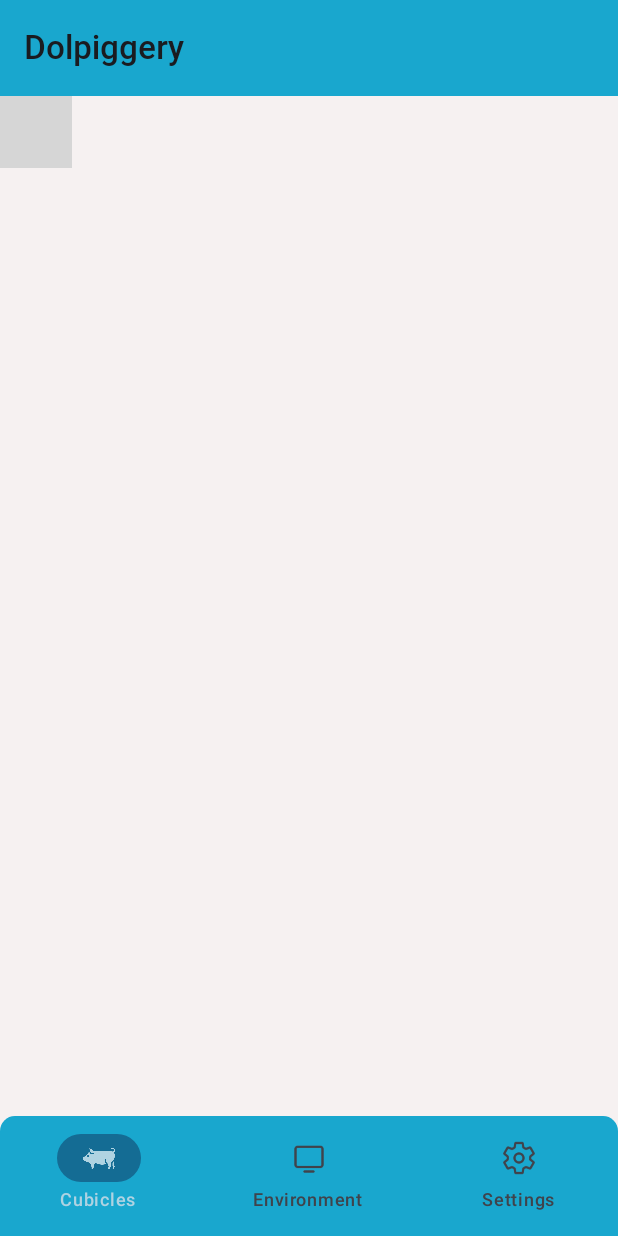
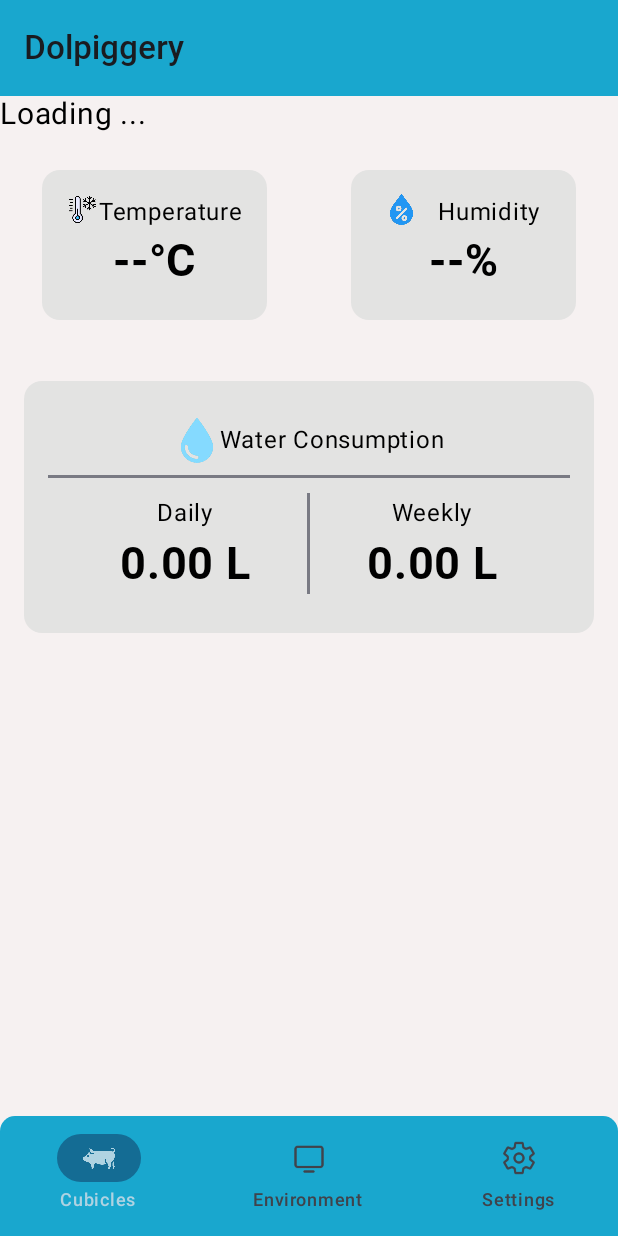
Before and after one commit to IrishRixon/Piggery-Monitoring, an Android app built with Jetpack Compose: the EnvironmentScreen screen opened through its navigation route, on a phone screen of 412 x 824 dp. Run offline under Robolectric (Android 15) with nearby library versions, the phone set to English and light mode, and no system bars; our stand-ins replace Firebase (no records; nobody signed in at launch, a user with empty details on screens opened directly); libraries missing offline, so code that uses them is left out: co.yml.charts; grey boxes are pictures that could not be loaded.

Commit message:
bug on bar graph and water usage fixed

```diff
--- a/app/src/main/java/com/example/dolpiggery/MainScreen/DataClass/Cubicle/Pig/PigDataClass.kt
+++ b/app/src/main/java/com/example/dolpiggery/MainScreen/DataClass/Cubicle/Pig/PigDataClass.kt
@@ -2,6 +2,6 @@ package com.example.dolpiggery.MainScreen.DataClass.Cubicle.Pig
 
 data class PigDataClass(
     val pigID: Int,
-    val bpm: Int,
-    val bodyTemp: Int
+    val bpm: String,
+    val bodyTemp: String
 )
--- /dev/null
+++ b/app/src/main/java/com/example/dolpiggery/MainScreen/Repository/Environment/Measurement/MeasurementRepository.kt
@@ -0,0 +1,41 @@
+package com.example.dolpiggery.MainScreen.Repository.Environment.Measurement
+
+import android.util.Log
+import android.widget.Toast
+import com.example.dolpiggery.MainScreen.MainScreenContext
+import com.google.firebase.database.DataSnapshot
+import com.google.firebase.database.DatabaseError
+import com.google.firebase.database.FirebaseDatabase
+import com.google.firebase.database.ValueEventListener
+
+class MeasurementRepository {
+    val databaseRef = FirebaseDatabase.getInstance().getReference("Environment")
+
+    fun addMeasurements(
+        onTempChange: (String) -> Unit,
+        onHumidityChange: (String) -> Unit,
+        onWaterDailyChange: (String) -> Unit,
+        onWaterMonthlyChange: (String) -> Unit
+    ) {
+        databaseRef.addValueEventListener(object : ValueEventListener {
+            override fun onDataChange(snapshot: DataSnapshot) {
+                if(snapshot.exists()) {
+                    val tempRef = snapshot.child("Temperature")
+                    val humidityRef = snapshot.child("Humidity")
+                    val waterDailyRef = snapshot.child("Water_consump").child("daily").child("value");
+                    val waterMonthlyRef = snapshot.child("Water_consump").child("weekly").child("value")
+
+                    onTempChange(tempRef.value.toString())
+                    onHumidityChange(humidityRef.value.toString())
+                    onWaterDailyChange(waterDailyRef.value.toString())
+                    onWaterMonthlyChange(waterMonthlyRef.value.toString())
+                }
+            }
+
+            override fun onCancelled(error: DatabaseError) {
+                Toast.makeText(MainScreenContext.getContext(), "$error", Toast.LENGTH_SHORT).show()
+            }
+
+        })
+    }
+}
--- a/app/src/main/java/com/example/dolpiggery/MainScreen/Screens/EnvironmentScreen/EnvironmentScreen.kt
+++ b/app/src/main/java/com/example/dolpiggery/MainScreen/Screens/EnvironmentScreen/EnvironmentScreen.kt
@@ -1,27 +1,114 @@
 package com.example.dolpiggery.MainScreen.Screens.EnvironmentScreen
 
 import android.util.Log
-import androidx.compose.foundation.lazy.LazyColumn
+import androidx.compose.foundation.background
+import androidx.compose.foundation.layout.Arrangement
+import androidx.compose.foundation.layout.Column
+import androidx.compose.foundation.layout.Row
+import androidx.compose.foundation.layout.fillMaxSize
+import androidx.compose.foundation.layout.fillMaxWidth
+import androidx.compose.foundation.layout.height
+import androidx.compose.foundation.rememberScrollState
+import androidx.compose.foundation.verticalScroll
 import androidx.compose.material3.Text
 import androidx.compose.runtime.Composable
 import androidx.compose.runtime.LaunchedEffect
+import androidx.compose.ui.Alignment
 import androidx.compose.ui.Modifier
+import androidx.compose.ui.unit.dp
 import androidx.compose.ui.unit.sp
 import androidx.lifecycle.viewmodel.compose.viewModel
 import com.example.dolpiggery.MainScreen.UIComponents.Graph.BarGraph
-import com.example.dolpiggery.MainScreen.ViewModel.Environment.BarGraphViewModel
+import com.example.dolpiggery.MainScreen.UIComponents.Measurement.Cards.HumidityCard
+import com.example.dolpiggery.MainScreen.UIComponents.Measurement.Cards.TempCard
+import com.example.dolpiggery.MainScreen.UIComponents.Measurement.Cards.WaterConsumpCard
+import com.example.dolpiggery.MainScreen.ViewModel.Environment.BarGraph.BarGraphViewModel
+import com.example.dolpiggery.MainScreen.ViewModel.Environment.Measurement.MeasurementViewModel
+import com.example.dolpiggery.ui.theme.Snow60
 
 @Composable
 fun EnvironmentScreen() {
     val viewModel: BarGraphViewModel = viewModel()
+    val viewModelMeasurement: MeasurementViewModel = viewModel()
+
+    val scroll = rememberScrollState()
 
     LaunchedEffect(key1 = Unit) {
         viewModel.addBarGraphData()
-        viewModel.addBarDataList()
     }
 
-    BarGraph(
-        buwan = viewModel.buwan.value,
-        viewModel.barDataList
-    )
+    Column(
+        modifier = Modifier
+            .fillMaxSize()
+            .verticalScroll(scroll)
+            .background(Snow60)
+    ) {
+        Column(
+            verticalArrangement = Arrangement.Center,
+            horizontalAlignment = Alignment.CenterHorizontally,
+        ) {
+            Log.i("Bar", "Hello")
+            if (viewModel.barGraphDataList.isEmpty()) {
+                Text(text = "Loading ... ", fontSize = 20.sp)
+            } else {
+                viewModel.addBarDataList()
+                BarGraph(
+                    buwan = viewModel.buwan.value,
+                    viewModel.barDataList
+                )
+            }
+        }
+
+        LaunchedEffect(key1 = Unit) {
+            viewModelMeasurement.addMeasurements()
+        }
+
+        var tempValue = "--"
+        var humidityValue = "--"
+        var waterDailyValue = "--"
+        var waterMonthlyValue = "--"
+
+        Column(
+            verticalArrangement = Arrangement.Center,
+            horizontalAlignment = Alignment.CenterHorizontally,
+            modifier = Modifier
+                .height(350.dp)
+                .fillMaxWidth()
+        ) {
+            if (viewModelMeasurement.temp.value.isNotEmpty()) {
+                tempValue = viewModelMeasurement.temp.value
+            }
+            if (viewModelMeasurement.humidity.value.isNotEmpty()) {
+                humidityValue = viewModelMeasurement.humidity.value
+            }
+            if (viewModelMeasurement.waterDaily.value.isNotEmpty()) {
+                waterDailyValue = viewModelMeasurement.waterDaily.value
+            }
+            if (viewModelMeasurement.waterMonthly.value.isNotEmpty()) {
+                waterMonthlyValue = viewModelMeasurement.waterMonthly.value
+            }
+
+            Row(
+                horizontalArrangement = Arrangement.SpaceAround,
+                verticalAlignment = Alignment.CenterVertically,
+                modifier = Modifier
+                    .fillMaxWidth()
+                    .weight(0.3f)
+            ) {
+                TempCard(value = tempValue)
+                HumidityCard(value = humidityValue)
+            }
+
+            Row(
+                horizontalArrangement = Arrangement.SpaceAround,
+                verticalAlignment = Alignment.Top,
+                modifier = Modifier
+                    .fillMaxWidth()
+
+            ) {
+                WaterConsumpCard(daily = waterDailyValue, monthly = waterMonthlyValue)
+            }
+
+        }
+    }
 }
--- a/app/src/main/java/com/example/dolpiggery/MainScreen/UIComponents/Cards/PigCard/PigCard.kt
+++ b/app/src/main/java/com/example/dolpiggery/MainScreen/UIComponents/Cards/PigCard/PigCard.kt
@@ -33,8 +33,8 @@ import com.example.dolpiggery.ui.theme.Snow60
 @Composable
 fun PigCard(
     pigID: Int,
-    bpm: Int,
-    bodyTemp: Int
+    bpm: String,
+    bodyTemp: String
 ) {
 
         Card(
--- /dev/null
+++ b/app/src/main/java/com/example/dolpiggery/MainScreen/UIComponents/Measurement/Cards/Cards.kt
@@ -0,0 +1,242 @@
+package com.example.dolpiggery.MainScreen.UIComponents.Measurement.Cards
+
+import androidx.compose.foundation.Image
+import androidx.compose.foundation.layout.Arrangement
+import androidx.compose.foundation.layout.Column
+import androidx.compose.foundation.layout.Row
+import androidx.compose.foundation.layout.fillMaxHeight
+import androidx.compose.foundation.layout.fillMaxSize
+import androidx.compose.foundation.layout.fillMaxWidth
+import androidx.compose.foundation.layout.height
+import androidx.compose.foundation.layout.padding
+import androidx.compose.foundation.layout.width
+import androidx.compose.material3.Card
+import androidx.compose.material3.CardDefaults
+import androidx.compose.material3.HorizontalDivider
+import androidx.compose.material3.Text
+import androidx.compose.material3.VerticalDivider
+import androidx.compose.runtime.Composable
+import androidx.compose.ui.Alignment
+import androidx.compose.ui.Modifier
+import androidx.compose.ui.res.painterResource
+import androidx.compose.ui.text.font.Font
+import androidx.compose.ui.text.font.FontFamily
+import androidx.compose.ui.unit.dp
+import androidx.compose.ui.unit.sp
+import com.example.dolpiggery.R
+import com.example.dolpiggery.ui.theme.Platinum
+import java.util.Locale
+
+@Composable
+fun TempCard(
+    value: String,
+) {
+    Card(
+        colors = CardDefaults.cardColors(
+            containerColor = Platinum
+        ),
+        modifier = Modifier
+            .height(100.dp)
+            .width(150.dp)
+    ) {
+        Column(
+            modifier = Modifier
+                .fillMaxSize()
+                .padding(16.dp)
+        ) {
+            Row(
+                horizontalArrangement = Arrangement.SpaceAround,
+                verticalAlignment = Alignment.CenterVertically,
+                modifier = Modifier
+                    .fillMaxWidth()
+                    .weight(0.3f)
+            ) {
+                Image(
+                    painter = painterResource(id = if (value > 30.toString()) R.drawable.temp else R.drawable.cold_temp),
+                    contentDescription = null
+                )
+
+                Text(text = "Temperature")
+            }
+            Row(
+                horizontalArrangement = Arrangement.Center,
+                verticalAlignment = Alignment.CenterVertically,
+                modifier = Modifier
+                    .fillMaxWidth()
+                    .weight(0.7f)
+            ) {
+                Text(
+                    text = "$value°C",
+                    fontSize = 30.sp,
+                    fontFamily = FontFamily(Font(R.font.roboto_bold))
+                )
+            }
+        }
+    }
+}
+
+
+@Composable
+fun HumidityCard(
+    value: String
+) {
+    Card(
+        colors = CardDefaults.cardColors(
+            containerColor = Platinum
+        ),
+        modifier = Modifier
+            .height(100.dp)
+            .width(150.dp)
+    ) {
+        Column(
+            modifier = Modifier
+                .fillMaxSize()
+                .padding(16.dp)
+        ) {
+            Row(
+                horizontalArrangement = Arrangement.SpaceAround,
+                verticalAlignment = Alignment.CenterVertically,
+                modifier = Modifier
+                    .fillMaxWidth()
+                    .weight(0.3f)
+            ) {
+                Image(
+                    painter = painterResource(id = R.drawable.humid),
+                    contentDescription = null
+                )
+
+                Text(text = "Humidity")
+            }
+            Row(
+                horizontalArrangement = Arrangement.Center,
+                verticalAlignment = Alignment.CenterVertically,
+                modifier = Modifier
+                    .fillMaxWidth()
+                    .weight(0.7f)
+            ) {
+                Text(
+                    text = "$value%",
+                    fontSize = 30.sp,
+                    fontFamily = FontFamily(Font(R.font.roboto_bold))
+                )
+            }
+        }
+    }
+}
+
+@Composable
+fun WaterConsumpCard(
+    daily: String,
+    monthly: String
+) {
+    val dailyFloat = daily.toDoubleOrNull() ?: 0.0
+    val monthlyFloat = monthly.toDoubleOrNull() ?: 0.0
+    val formattedDaily = String.format(Locale.getDefault(),"%.2f", dailyFloat)
+    val formattedMonthly = String.format(Locale.getDefault(), "%.2f", monthlyFloat)
+
+    Card(
+        colors = CardDefaults.cardColors(
+            containerColor = Platinum
+        ),
+        modifier = Modifier
+            .height(200.dp)
+            .fillMaxWidth()
+            .padding(16.dp)
+    ) {
+        Column(
+            modifier = Modifier
+                .fillMaxSize()
+                .padding(16.dp)
+        ) {
+            Row(
+                horizontalArrangement = Arrangement.Center,
+                verticalAlignment = Alignment.CenterVertically,
+                modifier = Modifier
+                    .fillMaxWidth()
+                    .weight(0.35f)
+                    .padding(8.dp)
+            ) {
+                Image(
+                    painter = painterResource(id = R.drawable.water),
+                    contentDescription = null
+                )
+
+                Text(text = "Water Consumption")
+            }
+
+            HorizontalDivider(thickness = 2.dp)
+
+            Row(
+                horizontalArrangement = Arrangement.Center,
+                verticalAlignment = Alignment.CenterVertically,
+                modifier = Modifier
+                    .fillMaxWidth()
+                    .weight(0.65f)
+                    .padding(10.dp)
+            ) {
+                Column(
+                    verticalArrangement = Arrangement.Center,
+                    modifier = Modifier
+                        .fillMaxHeight()
+                        .weight(0.5f)
+                ) {
+                    Row(
+                        horizontalArrangement = Arrangement.Center,
+                        verticalAlignment = Alignment.CenterVertically,
+                        modifier = Modifier
+                            .fillMaxWidth()
+                            .weight(0.4f)
+                    ) {
+                        Text(text = "Daily")
+                    }
+
+                    Row(
+                        horizontalArrangement = Arrangement.Center,
+                        verticalAlignment = Alignment.CenterVertically,
+                        modifier = Modifier
+                            .fillMaxWidth()
+                            .weight(0.6f)
+                    ) {
+                        Text(
+                            text = "$formattedDaily L",
+                            fontSize = 30.sp,
+                            fontFamily = FontFamily(Font(R.font.roboto_bold))
+                        )
+                    }
+                }
+
+                VerticalDivider(thickness = 2.dp)
+
+                Column(
+                    modifier = Modifier
+                        .fillMaxHeight()
+                        .weight(0.5f)
+                ) {
+                    Row(
+                        horizontalArrangement = Arrangement.Center,
+                        verticalAlignment = Alignment.CenterVertically,
+                        modifier = Modifier
+                            .fillMaxWidth()
+                            .weight(0.4f)
+                    ) {
+                        Text(text = "Weekly")
+                    }
+
+                    Row(
+                        horizontalArrangement = Arrangement.Center,
+                        verticalAlignment = Alignment.CenterVertically,
+                        modifier = Modifier
+                            .fillMaxWidth()
+                            .weight(0.6f)
+                    ) {
+                        Text(
+                            text = "$formattedMonthly L",
+                            fontSize = 30.sp,
+                            fontFamily = FontFamily(Font(R.font.roboto_bold))
+                        )
+                    }
+                }
+            }
+        }
+    }
+}
--- a/app/src/main/java/com/example/dolpiggery/MainScreen/ViewModel/Environment/BarGraphViewModel.kt
+++ /dev/null
@@ -1,50 +0,0 @@
-package com.example.dolpiggery.MainScreen.ViewModel.Environment
-
-import android.util.Log
-import androidx.compose.runtime.mutableStateListOf
-import androidx.compose.runtime.mutableStateOf
-import androidx.lifecycle.ViewModel
-import co.yml.charts.common.model.Point
-import co.yml.charts.ui.barchart.models.BarData
-import com.example.dolpiggery.MainScreen.DataClass.Environment.BarGraph.BarGraphDataClass
-import com.example.dolpiggery.MainScreen.Repository.Environment.BarGraphRepository
-
-class BarGraphViewModel: ViewModel() {
-    val barGraphRepository = BarGraphRepository()
-
-    val buwan = mutableStateOf("")
-    val barGraphDataList = mutableStateListOf<BarGraphDataClass>()
-
-    val barDataList = mutableStateListOf<BarData>()
-
-    fun addBarGraphData() {
-//            Log.i("Hey", "Here addBarGraphData")
-        barGraphRepository.addBarGraphData(addBuwan = {
-            buwan.value = it
-            Log.i("Hey", "Here addBuwan $buwan")
-        },
-            onDataChanged = {
-                barGraphDataList.clear()
-                barGraphDataList.addAll(it)
-                Log.i("Hey", "Here onDataChanged $barGraphDataList")
-            })
-
-    }
-
-    fun addBarDataList() {
-        if(barGraphDataList.isNotEmpty()) {
-            for (data in barGraphDataList) {
-                Log.i("Hey", "addBarDatalist $barGraphDataList")
-                barDataList.add(BarData(
-                    point = Point(
-                        x = data.araw.toFloat(),
-                        y = data.highestTemp.toFloat() / 5f,
-                    ),
-                    label = data.araw.toString(),
-                    description = data.highestTemp.toString()
-                ))
-            }
-        }
-    }
-
-}
--- /dev/null
+++ b/app/src/main/java/com/example/dolpiggery/MainScreen/ViewModel/Environment/Measurement/MeasurementViewModel.kt
@@ -0,0 +1,31 @@
+package com.example.dolpiggery.MainScreen.ViewModel.Environment.Measurement
+
+import androidx.compose.runtime.mutableStateOf
+import androidx.lifecycle.ViewModel
+import com.example.dolpiggery.MainScreen.Repository.Environment.Measurement.MeasurementRepository
+
+class MeasurementViewModel: ViewModel() {
+    val measurementRepository = MeasurementRepository()
+
+    val temp = mutableStateOf("")
+    val humidity = mutableStateOf("")
+    val waterDaily = mutableStateOf("")
+    val waterMonthly = mutableStateOf("")
+
+    fun addMeasurements() {
+        measurementRepository.addMeasurements(
+            onTempChange = {
+                temp.value = it
+            },
+            onHumidityChange = {
+                humidity.value = it
+            },
+            onWaterDailyChange = {
+                waterDaily.value = it
+            },
+            onWaterMonthlyChange = {
+                waterMonthly.value = it
+            }
+        )
+    }
+}
--- a/app/src/main/java/com/example/dolpiggery/ui/theme/Color.kt
+++ b/app/src/main/java/com/example/dolpiggery/ui/theme/Color.kt
@@ -16,3 +16,4 @@ val PacificCyan5 = Color(0xFF19A7CE)
 val Cerulean5 = Color(0xFF146C94)
 
 val LimeGreen = Color(0xFF2BD041)
+val Platinum = Color(0xFFE3E3E2)
```
Also changed, not shown: app/src/main/java/com/example/dolpiggery/MainScreen/Repository/Environment/BarGraph/BarGraphRepository.kt (renamed from app/src/main/java/com/example/dolpiggery/MainScreen/Repository/Environment/BarGraphRepository.kt, +3 -5 lines), app/src/main/java/com/example/dolpiggery/MainScreen/Repository/Pigs/PigsRepository.kt (+4 -4 lines), app/src/main/java/com/example/dolpiggery/MainScreen/UIComponents/Graph/BarGraph.kt (+12 -11 lines), app/src/main/java/com/example/dolpiggery/MainScreen/ViewModel/Environment/BarGraph/BarGraphViewModel.kt (added, +70 -0 lines), app/src/main/res/drawable/cold_temp.png (added), app/src/main/res/drawable/hot_temp.png (added), app/src/main/res/drawable/humid.png (added), app/src/main/res/drawable/water.png (added).
